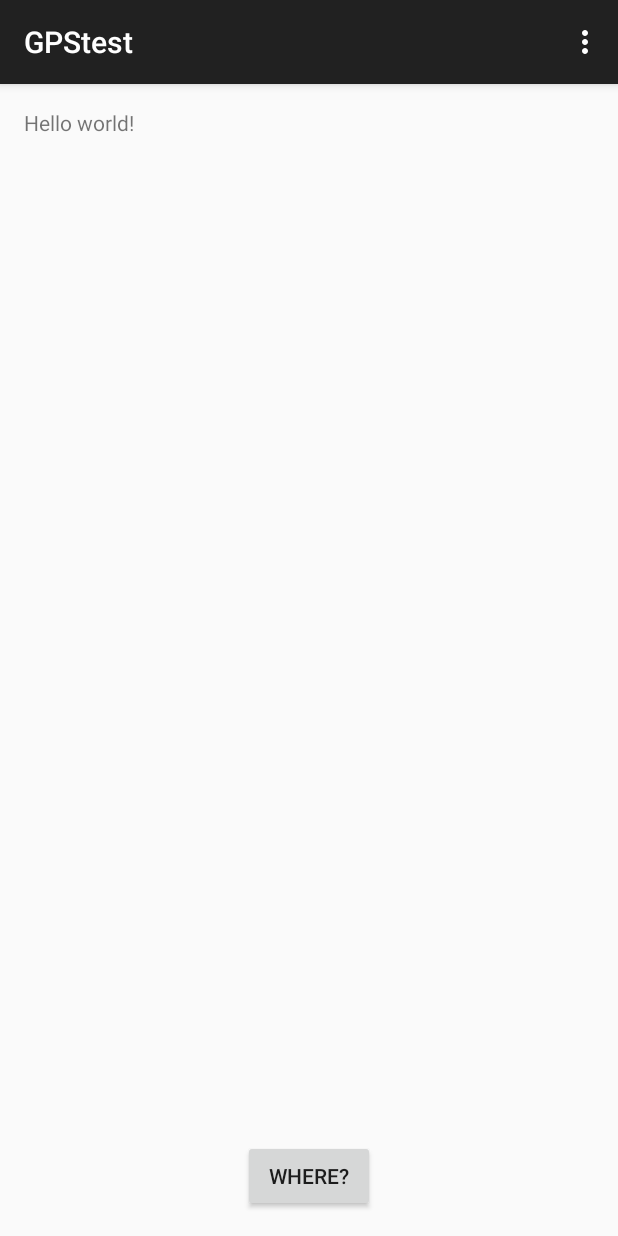
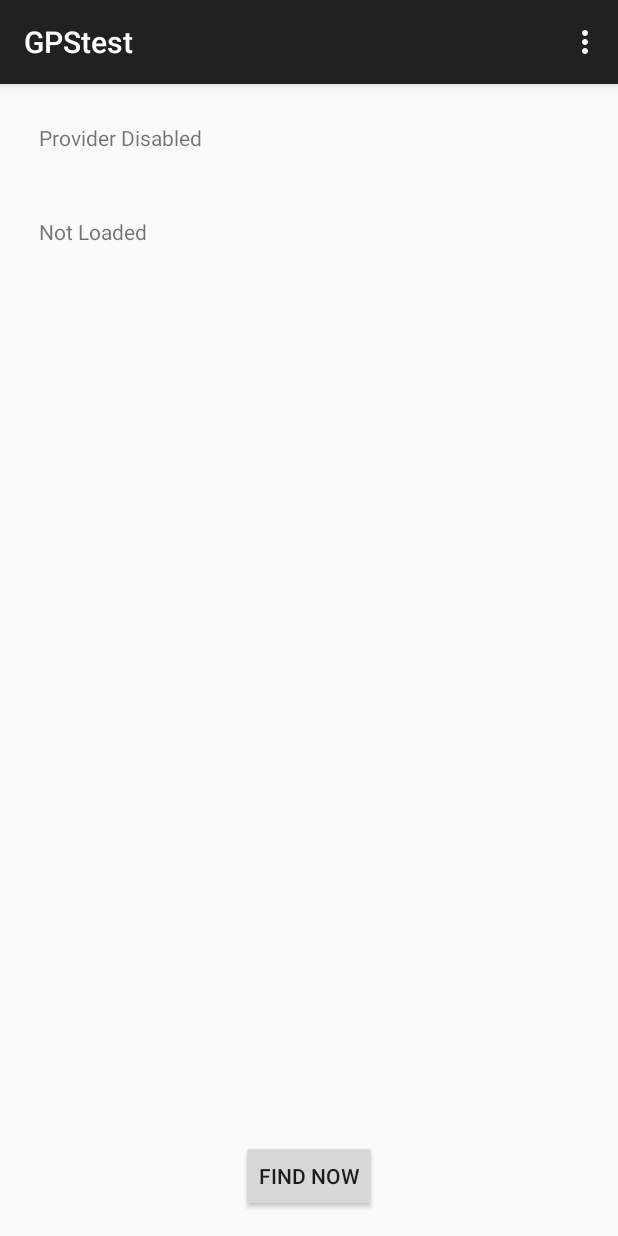
Before and after one commit to davinnovation/AndroidGPS, an Android app: the screen it shows after launch (MainActivity), on a phone screen of 412 x 824 dp. Run offline under Robolectric (Android 15) with nearby library versions, the phone set to English and light mode, and no system bars.

Commit message:
find gps - gps & network

```diff
--- a/GPStest/app/src/main/java/com/example/davinnovation/gpstest/MainActivity.java
+++ b/GPStest/app/src/main/java/com/example/davinnovation/gpstest/MainActivity.java
@@ -1,80 +1,47 @@
 package com.example.davinnovation.gpstest;
 
 import android.content.Context;
+import android.location.Criteria;
 import android.location.Location;
 import android.location.LocationListener;
 import android.location.LocationManager;
+import android.location.LocationProvider;
 import android.support.v7.app.ActionBarActivity;
 import android.os.Bundle;
-import android.util.Log;
 import android.view.Menu;
 import android.view.MenuItem;
 import android.view.View;
+import android.widget.TextView;
 import android.widget.Button;
-
 
 public class MainActivity extends ActionBarActivity {
 
-    boolean isGPSEnabled,isNetworkEnabled;
+    TextView mTextNow;
+    TextView mTextStats;
+    LocationManager mLocMgr;
+    Button mbtnNow;
 
     @Override
     protected void onCreate(Bundle savedInstanceState) {
         super.onCreate(savedInstanceState);
         setContentView(R.layout.activity_main);
 
-        //Button
-        findViewById(R.id.GetGPS_button).setOnClickListener(gpsButtonclick);
+        mTextNow = (TextView)findViewById(R.id.textNow);
+        mTextStats = (TextView)findViewById(R.id.textState);
+        mbtnNow = (Button)findViewById(R.id.btnNow);
 
-        //GPS
-        LocationManager locationmanager = (LocationManager) this.getSystemService(Context.LOCATION_SERVICE);
-        isGPSEnabled = locationmanager.isProviderEnabled(LocationManager.GPS_PROVIDER); //GPS provider check
-        isNetworkEnabled = locationmanager.isProviderEnabled(LocationManager.NETWORK_PROVIDER); // Network provider check
+        mLocMgr = (LocationManager)getSystemService(Context.LOCATION_SERVICE);
 
-        LocationListener locationListener = new LocationListener() {
+        mbtnNow.setOnClickListener(new View.OnClickListener() {
             @Override
-            public void onLocationChanged(Location location) {
-                double lat = location.getLatitude();
-                double lng = location.getLongitude();
-
-                Log.d("GPS","latitude: " + lat + ", longitude: " + lng);
+            public void onClick(View v) {
+                // String locProv = mLocMgr.getBestProvider(getCriteria(),true);
+                //mLocMgr.requestLocationUpdates(locProv, 3000, 3, mLocListener);
+                mLocMgr.requestLocationUpdates(LocationManager.GPS_PROVIDER, 3000, 3, mLocListener);
+                mLocMgr.requestLocationUpdates(LocationManager.NETWORK_PROVIDER, 3000, 3, mLocListener);
             }
-
-            @Override
-            public void onStatusChanged(String provider, int status, Bundle extras) {
-                Log.d("GPS","onstatusChanged");
-            }
-
-            @Override
-            public void onProviderEnabled(String provider) {
-                Log.d("GPS","onProviderEnabled");
-            }
-
-            @Override
-            public void onProviderDisabled(String provider) {
-                Log.d("GPS","onProviderDisabled");
-            }
-        };
-
-        locationmanager.requestLocationUpdates(LocationManager.NETWORK_PROVIDER, 0, 0, locationListener);
-        locationmanager.requestLocationUpdates(LocationManager.GPS_PROVIDER, 0, 0, locationListener);
-
-        String locationProvider = locationmanager.GPS_PROVIDER;
-        Location lastKnownLocation = locationmanager.getLastKnownLocation(locationProvider);
-        if (lastKnownLocation != null)
-        {
-            double lng = lastKnownLocation.getLongitude();
-            double lat = lastKnownLocation.getLatitude();
-
-            Log.d("GPS","latitude: " + lat + ", longitude: " + lng);
-        }
+        });
     }
-
-    Button.OnClickListener gpsButtonclick = new View.OnClickListener() {
-        @Override
-        public void onClick(View v) {
-
-        }
-    };
 
     @Override
     public boolean onCreateOptionsMenu(Menu menu) {
@@ -83,18 +50,57 @@ public class MainActivity extends ActionBarActivity {
         return true;
     }
 
-    @Override
-    public boolean onOptionsItemSelected(MenuItem item) {
-        // Handle action bar item clicks here. The action bar will
-        // automatically handle clicks on the Home/Up button, so long
-        // as you specify a parent activity in AndroidManifest.xml.
-        int id = item.getItemId();
-
-        //noinspection SimplifiableIfStatement
-        if (id == R.id.action_settings) {
-            return true;
+    LocationListener mLocListener = new LocationListener() {
+        @Override
+        public void onLocationChanged(Location location) {
+            mTextNow.setText("Lat: " + location.getLatitude() + "\nLng: " +  location.getLongitude() + "\nAlt: " +  location.getAltitude());
         }
 
-        return super.onOptionsItemSelected(item);
+        @Override
+        public void onStatusChanged(String provider, int status, Bundle extras) {
+            switch (status) {
+                case LocationProvider.OUT_OF_SERVICE:
+                    mTextStats.setText("Provider out of service");break;
+                case LocationProvider.TEMPORARILY_UNAVAILABLE:
+                    mTextStats.setText("Provider Temporarily Unavailabe");break;
+                case LocationProvider.AVAILABLE:
+                    mTextStats.setText("Provider Available");break;
+            }
+        }
+
+        @Override
+        public void onProviderEnabled(String provider) {
+            mTextStats.setText("Provider Enabled");
+        }
+
+        @Override
+        public void onProviderDisabled(String provider) {
+            mTextStats.setText("Provider Disabled");
+        }
+    };
+
+    public static  Criteria getCriteria() {
+        Criteria criteria = new Criteria();
+        criteria.setAccuracy(Criteria.ACCURACY_FINE);
+        criteria.setAltitudeRequired(true);
+        criteria.setBearingRequired(true);
+        criteria.setSpeedRequired(true);
+        criteria.setCostAllowed(true);
+        criteria.setPowerRequirement(Criteria.POWER_HIGH);
+        return criteria;
+    }
+
+    public void onResume(){
+        super.onResume();
+        // String locProv = mLocMgr.getBestProvider(getCriteria(),true);
+        //mLocMgr.requestLocationUpdates(locProv, 3000, 3, mLocListener);
+        mLocMgr.requestLocationUpdates(LocationManager.GPS_PROVIDER, 3000, 3, mLocListener);
+        mLocMgr.requestLocationUpdates(LocationManager.NETWORK_PROVIDER, 3000, 3, mLocListener);
+    }
+
+    public void onPause() {
+        super.onPause();
+        mLocMgr.removeUpdates(mLocListener);
+        mTextStats.setText("Location Service Stop");
     }
 }
--- a/GPStest/app/src/main/res/layout/activity_main.xml
+++ b/GPStest/app/src/main/res/layout/activity_main.xml
@@ -1,19 +1,33 @@
 <RelativeLayout xmlns:android="http://schemas.android.com/apk/res/android"
-    xmlns:tools="http://schemas.android.com/tools" android:layout_width="match_parent"
-    android:layout_height="match_parent" android:paddingLeft="@dimen/activity_horizontal_margin"
-    android:paddingRight="@dimen/activity_horizontal_margin"
-    android:paddingTop="@dimen/activity_vertical_margin"
-    android:paddingBottom="@dimen/activity_vertical_margin" tools:context=".MainActivity">
+    xmlns:tools="http://schemas.android.com/tools"
+    android:layout_width="match_parent"
+    android:layout_height="match_parent"
+    android:padding="@dimen/activity_vertical_margin"
+    tools:context=".MainActivity">
 
-    <TextView android:text="@string/hello_world" android:layout_width="wrap_content"
-        android:layout_height="wrap_content" />
+    <TextView android:text="@string/hello_world"
+        android:layout_width="wrap_content"
+        android:layout_height="wrap_content"
+        android:id="@+id/textState"
+        android:layout_margin="10dp"/>
+
+    <TextView
+        android:layout_width="wrap_content"
+        android:layout_height="wrap_content"
+        android:text="Not Loaded"
+        android:id="@+id/textNow"
+        android:layout_below="@+id/textState"
+        android:layout_alignLeft="@+id/textState"
+        android:layout_alignStart="@+id/textState"
+        android:layout_marginTop="33dp" />
 
     <Button
         android:layout_width="wrap_content"
         android:layout_height="wrap_content"
-        android:text="Where?"
-        android:id="@+id/GetGPS_button"
+        android:text="Find Now"
+        android:id="@+id/btnNow"
         android:layout_alignParentBottom="true"
         android:layout_centerHorizontal="true" />
 
+
 </RelativeLayout>
```
Also changed, not shown: GPStest/app/src/main/AndroidManifest.xml (+5 -3 lines), 1 other file.
